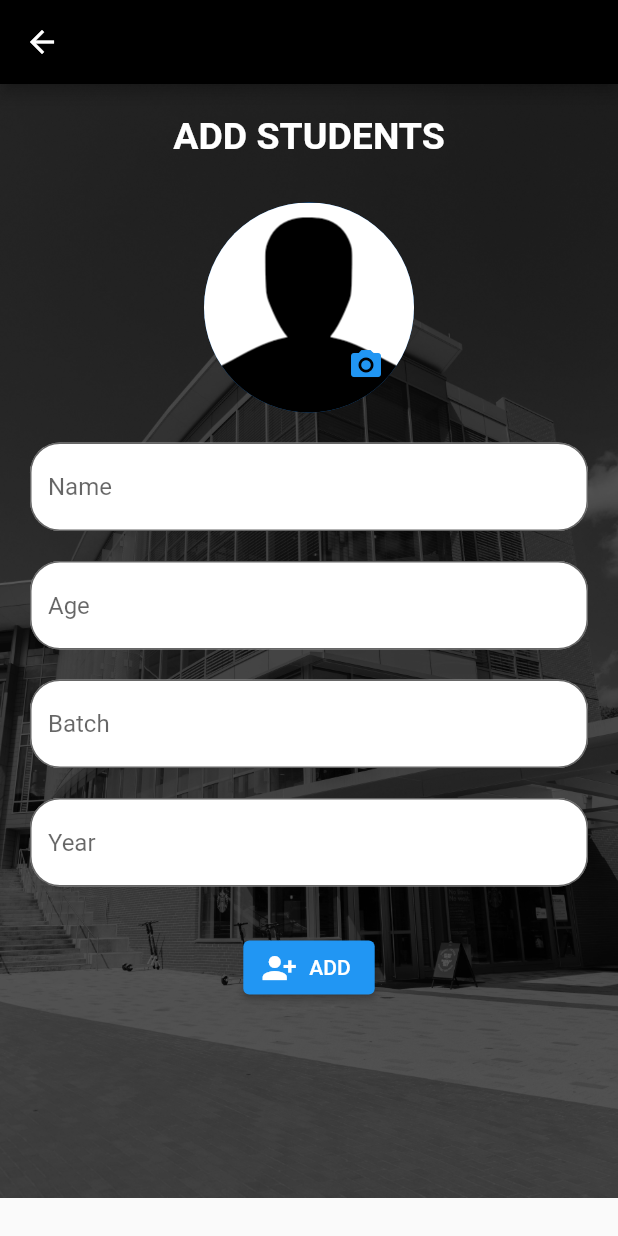
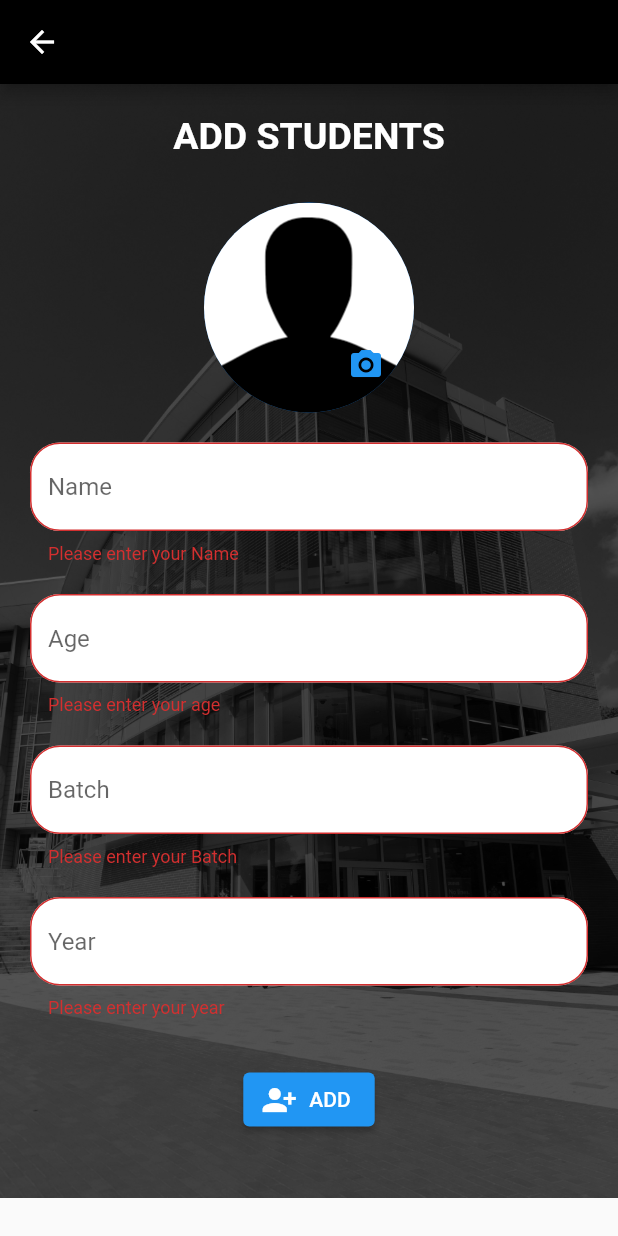
Before and after one commit to mvharikrishnan/Student_Record, a Flutter app: the Add_student screen opened directly, after a tap on "ADD", on a phone screen of 412 x 824 dp. Run offline on Flutter 3.47's test engine with Material 2 defaults, Android fonts, the phone set to English and light mode, and no system bars; our stand-ins replace animated_splash_screen, google_fonts, hive_flutter, image_picker, shared_preferences; accounts and stored records are empty.

Commit message:
new Changes Final

```diff
--- a/lib/add_student.dart
+++ b/lib/add_student.dart
@@ -15,6 +15,7 @@ class Add_student extends StatefulWidget {
 }
 
 class _Add_studentState extends State<Add_student> {
+  final _formkey = GlobalKey<FormState>();
   // controller
   final _nameController = TextEditingController();
 
@@ -36,7 +37,9 @@ class _Add_studentState extends State<Add_student> {
       appBar: AppBar(
         backgroundColor: Colors.black,
       ),
-      body: ListView(
+      body: Form(
+        key: _formkey,
+        child: ListView(
           children: [
             Container(
               decoration: BoxDecoration(
@@ -69,28 +72,84 @@ class _Add_studentState extends State<Add_student> {
                       height: 20,
                     ),
                     textformFieldFunction(
-                      _nameController, 'Name', TextInputType.name),
+                      _nameController,
+                      'Name',
+                      TextInputType.name,
+                      validator: (value) {
+                        if (value!.isEmpty) {
+                          return 'Please enter your Name';
+                        }
+                        // if (!RegExp(
+                        //         r"^\s*([A-Za-z]{1,}([\.,] |[-']| ))+[A-Za-z]+\.?\s*$")
+                        //     .hasMatch(value)) {
+                        //   return 'Please enter a valid Name';
+                        // }
+                        return null;
+                      },
+                    ),
                     SizedBox(
                       height: 20,
                     ),
                     textformFieldFunction(
-                      _ageController, 'Age', TextInputType.number),
+                      _ageController,
+                      'Age',
+                      TextInputType.number,
+                      validator: (value) {
+                        if (value!.isEmpty) {
+                          return 'Please enter your age';
+                        }
+                        if (!RegExp(r'^[0-9]+$').hasMatch(value)) {
+                          return 'Please enter a valid Age';
+                        }
+                        return null;
+                      },
+                    ),
                     SizedBox(
                       height: 20,
                     ),
                     textformFieldFunction(
-                      _batchController, 'Batch', TextInputType.name),
+                      _batchController,
+                      'Batch',
+                      TextInputType.name,
+                      validator: (value) {
+                        if (value == null || value.isEmpty) {
+                          return 'Please enter your Batch';
+                        }
+                        // if (!RegExp(
+                        //         r"^\s*([A-Za-z]{1,}([\.,] |[-']| ))+[A-Za-z]+\.?\s*$")
+                        //     .hasMatch(value)) {
+                        //   return 'Please enter a valid Batch';
+                        // }
+                        return null;
+                      },
+                    ),
                     SizedBox(
                       height: 20,
                     ),
                     textformFieldFunction(
-                      _yearController, 'Year', TextInputType.number),
+                      _yearController,
+                      'Year',
+                      TextInputType.number,
+                      validator: (value) {
+                        if (value == null || value.isEmpty) {
+                          return 'Please enter your year';
+                        }
+                        if (!RegExp(r'^[0-3]+$').hasMatch(value)) {
+                          return 'Please enter a valid Year';
+                        }
+                        return null;
+                      },
+                    ),
                     SizedBox(
                       height: 30,
                     ),
                     ElevatedButton.icon(
                       onPressed: () {
+                        if (_formkey.currentState!.validate()) {
                           onAddStudentButtonClick();
+                          // Scaffold.of(context).showSnackBar(SnackBar(content: Text('Sucessfully Added Record',),backgroundColor: Colors.blue,));
+                          //ShowAddAlertBox();
+                        }
                       },
                       icon: Icon(Icons.person_add_alt_1_sharp),
                       label: Text('ADD'),
@@ -101,6 +160,7 @@ class _Add_studentState extends State<Add_student> {
             ),
           ],
         ),
+      ),
     );
   }
 
@@ -110,12 +170,8 @@ class _Add_studentState extends State<Add_student> {
     final _batch = _batchController.text.trim();
     final _year = _yearController.text.trim();
 
-    if (_name.isEmpty ||
-        _age.isEmpty ||
-        _batch.isEmpty ||
-        _year.isEmpty
-        ) {
-      return;
+    if (_name.isEmpty || _age.isEmpty || _batch.isEmpty || _year.isEmpty) {
+      return print('The Forms is empty');
     }
     //print('$_name,$_age,$_batch,$_year,$_profile');
     final _student = StudentModel(
@@ -126,12 +182,18 @@ class _Add_studentState extends State<Add_student> {
       profile_image: _ImageFile!,
     );
     addStudent(_student);
+    //Navigator.pop(context);
+    AddSnackBAr(context);
+    clearText();
+
   }
 
   //Function for Text Form Field
   Widget textformFieldFunction(
-      TextEditingController controller, String labelText, TextInputType type) {
+      TextEditingController controller, String labelText, TextInputType type,
+      {required String? Function(dynamic value) validator}) {
     return TextFormField(
+      validator: validator,
       controller: controller,
       keyboardType: type,
       decoration: InputDecoration(
@@ -228,4 +290,26 @@ class _Add_studentState extends State<Add_student> {
     });
     // _ImageFile = getimage;
   }
+
+  // For Clearing Datas in the text form Field
+  clearText() {
+    _nameController.clear();
+    _ageController.clear();
+    _yearController.clear();
+    _batchController.clear();
+    setState(() {
+      _ImageFile = null;
+    });
   }
+
+  AddSnackBAr(BuildContext context) {
+    ScaffoldMessenger.of(context).showSnackBar(
+      SnackBar(
+        content: Text(
+          'Sucessfully Added Record',
+        ),
+        backgroundColor: Colors.blue,
+      ),
+    );
+  }
+}
--- a/lib/db/functions/db_functions.dart
+++ b/lib/db/functions/db_functions.dart
@@ -14,6 +14,7 @@ final studentDB = await Hive.openBox<StudentModel>('Student_db');
   value.id = _id;
   studentListNotifier.value.add(value);
   studentListNotifier.notifyListeners();
+
   // print(value.toString());
 }
 void EditStudent(StudentModel value,var id )async{
```
Also changed, not shown: lib/editStudent.dart (+52 -24 lines), lib/searchuser.dart (+13 -2 lines), lib/view_student.dart (+33 -3 lines). Lines whose indentation alone changed are shown as unchanged.
